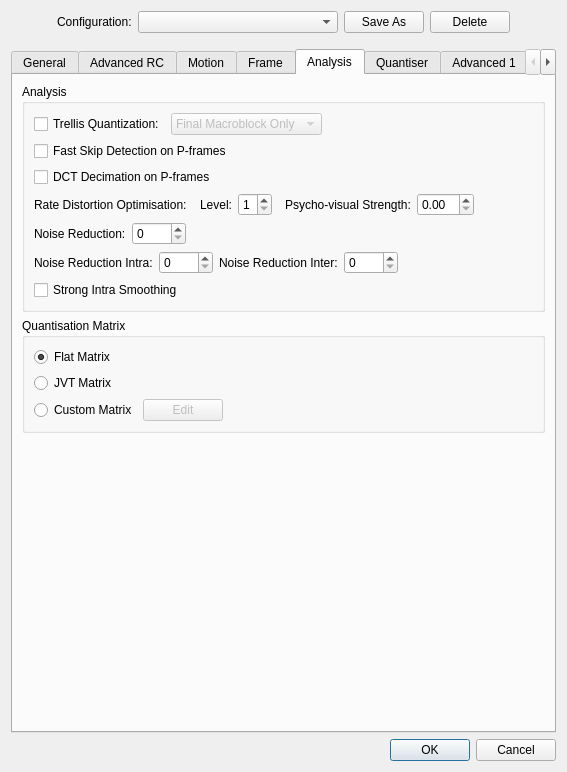
mean00/avidemux2, file avidemux_plugins/ADM_videoEncoder/x265/qt4/x265ConfigDialog.ui: the form before one commit.
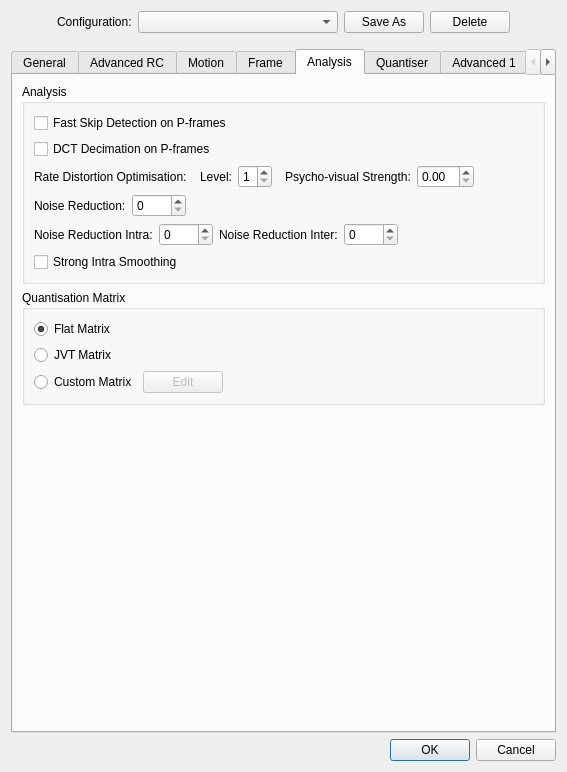
The form after the commit. The open tabs and pages were chosen to show the change.

Commit message:
[x256] Fix bFrameAdaptive by removing trellis
The x265 bFrameAdaptive parameter was being set by both the value of
i_bframe_adaptive and trellis, with the latter overwriting the former.

This made "Adaptive B-frame Decision" have no effect and prevented
setting bFrameAdaptive correctly.

Remove the Trellis stuff from the Analysis page.  It appears to be
leftover from x264.  In x265 the RDO stuff has replaced it.  It was used
to control quantization in x264, while the B adaptive full/trellis
setting is about selecting what frames should be B-frames.  They really
aren't related at all.

```diff
--- a/avidemux_plugins/ADM_videoEncoder/x265/qt4/x265ConfigDialog.ui
+++ b/avidemux_plugins/ADM_videoEncoder/x265/qt4/x265ConfigDialog.ui
@@ -1759,47 +1759,6 @@
           <string>Analysis</string>
          </property>
          <layout class="QVBoxLayout" name="verticalLayout_10">
-          <item>
-           <layout class="QHBoxLayout">
-            <item>
-             <widget class="QCheckBox" name="trellisCheckBox">
-              <property name="text">
-               <string>Trellis Quantization:</string>
-              </property>
-             </widget>
-            </item>
-            <item>
-             <widget class="QComboBox" name="trellisComboBox">
-              <property name="enabled">
-               <bool>false</bool>
-              </property>
-              <item>
-               <property name="text">
-                <string>Final Macroblock Only</string>
-               </property>
-              </item>
-              <item>
-               <property name="text">
-                <string>Always On</string>
-               </property>
-              </item>
-             </widget>
-            </item>
-            <item>
-             <spacer name="spacer_33">
-              <property name="orientation">
-               <enum>Qt::Horizontal</enum>
-              </property>
-              <property name="sizeHint" stdset="0">
-               <size>
-                <width>0</width>
-                <height>0</height>
-               </size>
-              </property>
-             </spacer>
-            </item>
-           </layout>
-          </item>
           <item>
            <widget class="QCheckBox" name="fastPSkipCheckBox">
             <property name="text">
```
Left out of the diff: 18 changed lines with no effect on the pictures. The commit also changes 7 other files.
